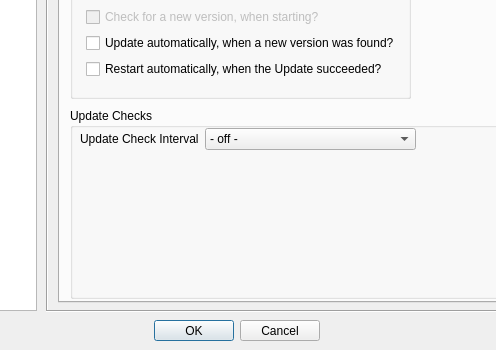
Old version of the form src/config/configurationdialog.ui in the repository WPN-XM/server-control-panel; both pictures show x 114 to 610 and y 100 to 450 of the 701 by 450 pixel window.
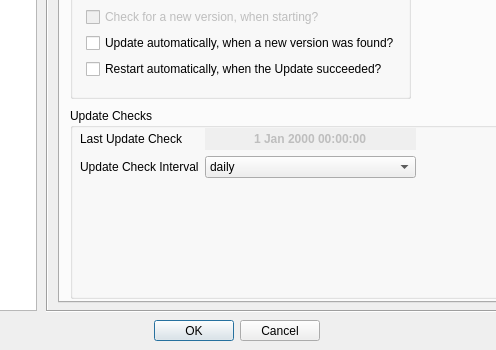
New version of the form. The open tabs and pages were chosen to show the change. Icons and pictures are not drawn.

Commit message: QString -> int fixes

Patch:
```diff
--- a/src/config/configurationdialog.ui
+++ b/src/config/configurationdialog.ui
@@ -678,27 +678,22 @@
           <x>10</x>
           <y>20</y>
           <width>336</width>
-          <height>31</height>
+          <height>65</height>
          </rect>
         </property>
         <layout class="QFormLayout" name="formLayout_3">
-         <item row="0" column="0">
-          <widget class="QLabel" name="label_8">
+         <item row="1" column="0">
+          <widget class="QLabel" name="label_SelfUpdater_Interval">
            <property name="text">
             <string>Update Check Interval</string>
            </property>
           </widget>
          </item>
-         <item row="0" column="1">
-          <widget class="QComboBox" name="comboBox_2">
+         <item row="1" column="1">
+          <widget class="QComboBox" name="comboBox_SelfUpdater_Interval">
            <property name="enabled">
             <bool>true</bool>
            </property>
-           <item>
-            <property name="text">
-             <string>- off -</string>
-            </property>
-           </item>
            <item>
             <property name="text">
              <string>daily</string>
@@ -721,6 +716,41 @@
            </item>
           </widget>
          </item>
+         <item row="0" column="0">
+          <widget class="QLabel" name="label_2">
+           <property name="text">
+            <string>Last Update Check</string>
+           </property>
+          </widget>
+         </item>
+         <item row="0" column="1">
+          <widget class="QDateTimeEdit" name="dateTimeEdit_SelfUpdater_Last_Time_Checked">
+           <property name="enabled">
+            <bool>false</bool>
+           </property>
+           <property name="font">
+            <font>
+             <weight>75</weight>
+             <bold>true</bold>
+            </font>
+           </property>
+           <property name="wrapping">
+            <bool>false</bool>
+           </property>
+           <property name="frame">
+            <bool>false</bool>
+           </property>
+           <property name="alignment">
+            <set>Qt::AlignCenter</set>
+           </property>
+           <property name="buttonSymbols">
+            <enum>QAbstractSpinBox::NoButtons</enum>
+           </property>
+           <property name="showGroupSeparator" stdset="0">
+            <bool>false</bool>
+           </property>
+          </widget>
+         </item>
         </layout>
        </widget>
       </widget>
```
Left out of the diff: 4 changed lines with no effect on the pictures. The commit also changes 1 other file.
